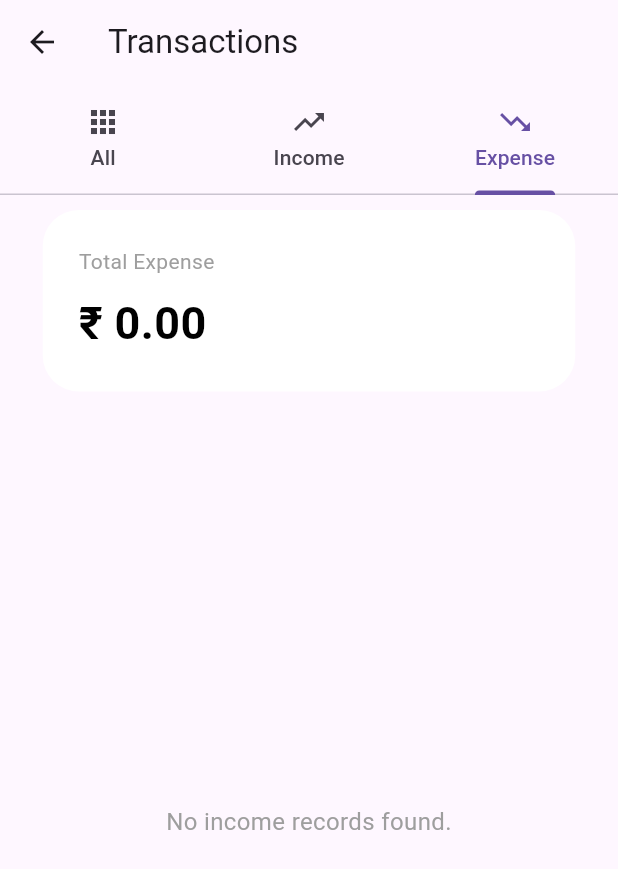
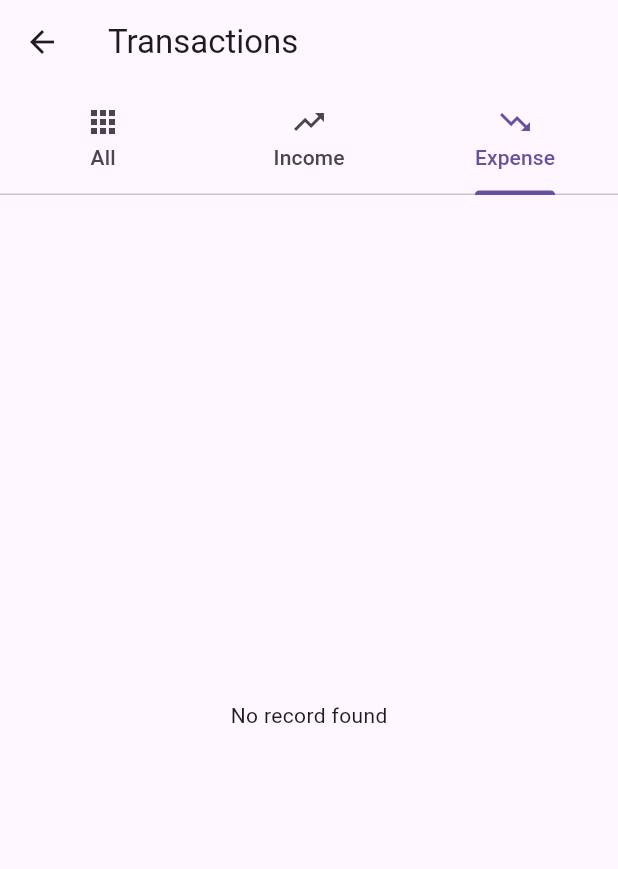
Before and after one commit to kumarmanish24-tech/budget-tracker-app-, a Flutter app: the trans screen opened directly, tab 3 chosen, on a phone screen of 412 x 824 dp. Shown: the top 869 px of the screen. Run offline on Flutter 3.47's test engine with Material 3 defaults, Android fonts, the phone set to English and light mode, and no system bars; our stand-ins replace sqflite; accounts and stored records are empty.

Commit message:
update Activity page t read data from provider

```diff
--- a/lib/Addpage.dart
+++ b/lib/Addpage.dart
@@ -4,6 +4,7 @@ import 'package:ex27/AddExpense_provider.dart';
 import 'package:intl/intl.dart';
 import 'Dbhelper.dart';
 import 'Dbhelper2.dart';
+import 'dataprovider.dart';
 
 class Addpage extends StatefulWidget {
   const Addpage({Key? key}) : super(key: key);
@@ -307,6 +308,7 @@ class _AddpageState extends State<Addpage> {
                     final categ = _selectedFruit!['name']!;
 
                     await DBHelper2.insertIncome(AMT, date, categ, _myNote.text);
+                    Provider.of<incomedata>(context, listen: false).refreshData();
 
                     if (mounted) {
                       Navigator.pop(context, true);
--- a/lib/trans.dart
+++ b/lib/trans.dart
@@ -1,6 +1,8 @@
 import 'package:flutter/material.dart';
+import 'package:provider/provider.dart';
 import 'Dbhelper2.dart';
 import 'Dbhelper.dart';
+import 'dataprovider.dart';
 
 class trans extends StatefulWidget {
   const trans({Key? key}) : super(key: key);
@@ -19,6 +21,7 @@ class _transState extends State<trans> {
 
   @override
   Widget build(BuildContext context) {
+    final datapro = context.watch<incomedata>();
     return DefaultTabController(
       initialIndex: 1,
       length: 3,
@@ -178,141 +181,164 @@ class _transState extends State<trans> {
             )),
             Center(child: Column(
               children: [
-                Container(
-                  width: 355,
-                  margin: const EdgeInsets.symmetric(horizontal: 10, vertical: 10),
-                  padding: const EdgeInsets.all(24),
-                  decoration: BoxDecoration(
-                    color: Colors.white,
-                    borderRadius: BorderRadius.circular(24),
-                  ),
-                  child: Column(
-                    crossAxisAlignment: CrossAxisAlignment.start,
-                    children: [
-                      const Text(
-                        'Total Expense',
-                        style: TextStyle(color: Colors.grey, fontSize: 14),
-                      ),
-                      const SizedBox(height: 10),
+
+                datapro.allRecords.isEmpty
+                ? const Expanded(child: Center(
+                  child: Text("No record found")
+                )):Expanded(child: ListView.builder(
+                    itemCount: datapro.allRecords.length,
+                    itemBuilder: (context,index){
+
+                      var record = datapro.allRecords[index];
+                      var incomeValue = record[DBHelper2.colIncome];
+                      var dateValue = record['record_date'];
 
 
-                      FutureBuilder<double>(
-                        future: DBHelper2.getTotalIncome(), // Alag banaya hua function call kiya
-                        builder: (context, snapshot) {
-                          // Jab tak database calculation kar raha hai
-                          if (snapshot.connectionState == ConnectionState.waiting) {
-                            return const SizedBox(
-                              height: 20,
-                              width: 20,
-                              child: CircularProgressIndicator(strokeWidth: 2, color: Color(0xFF06B6D4)),
-                            );
-                          }
+                      return ListTile(
+                        title: Text(incomeValue != null ? incomeValue.toString() : '0.00'),
+                        subtitle:  Text(dateValue != null ? dateValue.toString() : 'No Date'),
+                      );
 
-                          // Value milne par direct text me print
-                          final total = snapshot.data ?? 0.0;
-                          return Text(
-                            '₹ ${total.toStringAsFixed(2)}',
-                            style: const TextStyle(
-                              color: Colors.black,
-                              fontSize: 30,
-                              fontWeight: FontWeight.bold,
-                            ),
-                          );
-                        },
-                      ),
-                    ],
-                  ),
-                ),
+
+                    }))
 
 
 
-                Expanded(
-                  child: FutureBuilder<List<Map<String, dynamic>>>(
-                    future: DBHelper2.getAllRecords(), // DBHelper se saara data mangwaya
-                    builder: (context, snapshot) {
-
-                      // Case A: Agar data abhi load ho raha hai
-                      if (snapshot.connectionState == ConnectionState.waiting) {
-                        return const Center(child: CircularProgressIndicator(color: Color(0xFF06B6D4)));
-                      }
-
-                      // Case B: Agar database khali hai ya koi data nahi mila
-                      if (!snapshot.hasData || snapshot.data!.isEmpty) {
-                        return const Center(
-                          child: Text(
-                            'No income records found.',
-                            textAlign: TextAlign.center,
-                            style: TextStyle(color: Colors.grey, fontSize: 16),
-                          ),
-                        );
-                      }
-
-                      // Case C: Jab data successfully read ho gaya ho
-                      final incomeList = snapshot.data!;
+                // Container(
+                //   width: 355,
+                //   margin: const EdgeInsets.symmetric(horizontal: 10, vertical: 10),
+                //   padding: const EdgeInsets.all(24),
+                //   decoration: BoxDecoration(
+                //     color: Colors.white,
+                //     borderRadius: BorderRadius.circular(24),
+                //   ),
+                //   child: Column(
+                //     crossAxisAlignment: CrossAxisAlignment.start,
+                //     children: [
+                //       const Text(
+                //         'Total Expense',
+                //         style: TextStyle(color: Colors.grey, fontSize: 14),
+                //       ),
+                //       const SizedBox(height: 10),
+                //
+                //
+                //       FutureBuilder<double>(
+                //         future: DBHelper2.getTotalIncome(), // Alag banaya hua function call kiya
+                //         builder: (context, snapshot) {
+                //           // Jab tak database calculation kar raha hai
+                //           if (snapshot.connectionState == ConnectionState.waiting) {
+                //             return const SizedBox(
+                //               height: 20,
+                //               width: 20,
+                //               child: CircularProgressIndicator(strokeWidth: 2, color: Color(0xFF06B6D4)),
+                //             );
+                //           }
+                //
+                //           // Value milne par direct text me print
+                //           final total = snapshot.data ?? 0.0;
+                //           return Text(
+                //             '₹ ${total.toStringAsFixed(2)}',
+                //             style: const TextStyle(
+                //               color: Colors.black,
+                //               fontSize: 30,
+                //               fontWeight: FontWeight.bold,
+                //             ),
+                //           );
+                //         },
+                //       ),
+                //     ],
+                //   ),
+                // ),
 
 
 
-                      return ListView.builder(
-                        padding: const EdgeInsets.all(5),
-                        itemCount: incomeList.length,
-                        itemBuilder: (context, index) {
-                          final item = incomeList[index];
-
-                          return Container(
-                            margin: const EdgeInsets.only(bottom: 2),
-
-                            decoration: BoxDecoration(
-                              // color: Color.fromRGBO(113, 82, 251,1),
-
-                              color: Colors.white,
-                              borderRadius: BorderRadius.circular(12),
-                            ),
-                            child: ListTile(
-                              leading: Container(
-                                padding: const EdgeInsets.all(10),
-                                decoration: BoxDecoration(
-
-                                  color: Colors.redAccent.withOpacity(0.1),
-                                  shape: BoxShape.circle,
-                                ),
-                                child: const Icon(Icons.trending_down_outlined, color: Colors.redAccent),
-                              ),
-                              // Read Income Amount
-                              title: Text(
-                                '-₹ ${item[DBHelper2.colIncome].toStringAsFixed(2)}',
-                                style: const TextStyle(fontWeight: FontWeight.w500, fontSize: 18, color: Colors.black),
-                              ),
-                              // Read Notes and Date
-                              subtitle: Column(
-                                crossAxisAlignment: CrossAxisAlignment.start,
-                                children: [
-                                  const SizedBox(height: 4),
-                                  Text(
-                                    item[DBHelper2.colcategory] ?? 'No Notes',
-                                    style: const TextStyle(color: Colors.black54),
-                                  ),
-                                  const SizedBox(height: 2),
-                                  Text(
-                                    item[DBHelper2.colDate],
-                                    style: const TextStyle(color: Colors.grey, fontSize: 12),
-                                  ),
-                                ],
-                              ),
-                              // Delete Button (Optional)
-                              trailing: IconButton(
-                                icon: const Icon(Icons.delete_sweep_outlined, color: Colors.redAccent),
-                                onPressed: () async {
-                                  await DBHelper2.deleteRecord(item[DBHelper2.colId]);
-                                  _refreshUI(); // Delete hote hi screen refresh
-                                },
-                              ),
-                            ),
-                          );
-                        },
-                      );
-                    },
-                  ),
-                ),
+                // Expanded(
+                //   child: FutureBuilder<List<Map<String, dynamic>>>(
+                //     future: DBHelper2.getAllRecords(), // DBHelper se saara data mangwaya
+                //     builder: (context, snapshot) {
+                //
+                //       // Case A: Agar data abhi load ho raha hai
+                //       if (snapshot.connectionState == ConnectionState.waiting) {
+                //         return const Center(child: CircularProgressIndicator(color: Color(0xFF06B6D4)));
+                //       }
+                //
+                //       // Case B: Agar database khali hai ya koi data nahi mila
+                //       if (!snapshot.hasData || snapshot.data!.isEmpty) {
+                //         return const Center(
+                //           child: Text(
+                //             'No income records found.',
+                //             textAlign: TextAlign.center,
+                //             style: TextStyle(color: Colors.grey, fontSize: 16),
+                //           ),
+                //         );
+                //       }
+                //
+                //       // Case C: Jab data successfully read ho gaya ho
+                //       final incomeList = snapshot.data!;
+                //
+                //
+                //
+                //       return ListView.builder(
+                //         padding: const EdgeInsets.all(5),
+                //         itemCount: incomeList.length,
+                //         itemBuilder: (context, index) {
+                //           final item = incomeList[index];
+                //
+                //           return Container(
+                //             margin: const EdgeInsets.only(bottom: 2),
+                //
+                //             decoration: BoxDecoration(
+                //               // color: Color.fromRGBO(113, 82, 251,1),
+                //
+                //               color: Colors.white,
+                //               borderRadius: BorderRadius.circular(12),
+                //             ),
+                //             child: ListTile(
+                //               leading: Container(
+                //                 padding: const EdgeInsets.all(10),
+                //                 decoration: BoxDecoration(
+                //
+                //                   color: Colors.redAccent.withOpacity(0.1),
+                //                   shape: BoxShape.circle,
+                //                 ),
+                //                 child: const Icon(Icons.trending_down_outlined, color: Colors.redAccent),
+                //               ),
+                //               // Read Income Amount
+                //               title: Text(
+                //                 '-₹ ${item[DBHelper2.colIncome].toStringAsFixed(2)}',
+                //                 style: const TextStyle(fontWeight: FontWeight.w500, fontSize: 18, color: Colors.black),
+                //               ),
+                //               // Read Notes and Date
+                //               subtitle: Column(
+                //                 crossAxisAlignment: CrossAxisAlignment.start,
+                //                 children: [
+                //                   const SizedBox(height: 4),
+                //                   Text(
+                //                     item[DBHelper2.colcategory] ?? 'No Notes',
+                //                     style: const TextStyle(color: Colors.black54),
+                //                   ),
+                //                   const SizedBox(height: 2),
+                //                   Text(
+                //                     item[DBHelper2.colDate],
+                //                     style: const TextStyle(color: Colors.grey, fontSize: 12),
+                //                   ),
+                //                 ],
+                //               ),
+                //               // Delete Button (Optional)
+                //               trailing: IconButton(
+                //                 icon: const Icon(Icons.delete_sweep_outlined, color: Colors.redAccent),
+                //                 onPressed: () async {
+                //                   await DBHelper2.deleteRecord(item[DBHelper2.colId]);
+                //                   _refreshUI(); // Delete hote hi screen refresh
+                //                 },
+                //               ),
+                //             ),
+                //           );
+                //         },
+                //       );
+                //     },
+                //   ),
+                // ),
               ],
 
             )),
```
